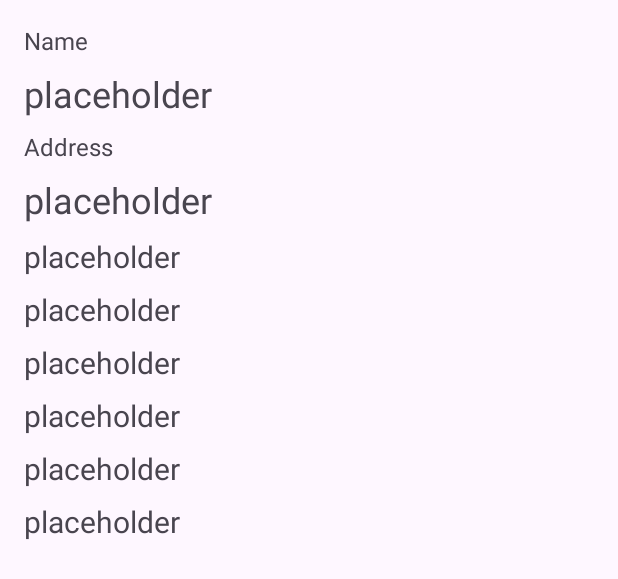
After one commit to PrestonDuChunMan/CSCI3310_pj, an Android app: the layout activity_court_detail.xml on its own in the app's theme, with its tools: preview values and no code run, on a phone screen of 412 x 824 dp. The commit adds this screen. Shown: the top 579 px of the screen. Run offline under Robolectric (Android 15) with nearby library versions, the phone set to English and light mode, and no system bars.

Commit message:
court details

```diff
--- a/app/src/main/AndroidManifest.xml
+++ b/app/src/main/AndroidManifest.xml
@@ -23,6 +23,9 @@
             android:name=".CourtFinderActivity"
             android:exported="true" />
         <activity
+            android:name=".CourtDetailActivity"
+            android:exported="false" />
+        <activity
             android:name=".PlayerStatisticsActivity"
             android:exported="false" />
         <activity
--- /dev/null
+++ b/app/src/main/res/layout/activity_court_detail.xml
@@ -0,0 +1,117 @@
+<?xml version="1.0" encoding="utf-8"?>
+<androidx.constraintlayout.widget.ConstraintLayout xmlns:android="http://schemas.android.com/apk/res/android"
+    android:layout_width="match_parent"
+    android:layout_height="match_parent"
+    android:padding="8dp"
+    xmlns:app="http://schemas.android.com/apk/res-auto">
+
+    <TextView
+        android:id="@+id/title_name"
+        android:layout_width="wrap_content"
+        android:layout_height="wrap_content"
+        app:layout_constraintStart_toStartOf="parent"
+        app:layout_constraintTop_toTopOf="parent"
+        android:layout_margin="8dp"
+        android:textSize="16dp"
+        android:text="@string/court_name"
+        />
+
+    <TextView
+        android:id="@+id/value_name"
+        android:layout_width="wrap_content"
+        android:layout_height="wrap_content"
+        android:layout_margin="8dp"
+        app:layout_constraintStart_toStartOf="parent"
+        app:layout_constraintTop_toBottomOf="@id/title_name"
+        android:textSize="24dp"
+        android:text="placeholder"
+        />
+
+    <TextView
+        android:id="@+id/title_address"
+        android:layout_width="wrap_content"
+        android:layout_height="wrap_content"
+        app:layout_constraintStart_toStartOf="parent"
+        app:layout_constraintTop_toBottomOf="@id/value_name"
+        android:layout_margin="8dp"
+        android:textSize="16dp"
+        android:text="@string/court_address"
+        />
+
+    <TextView
+        android:id="@+id/value_address"
+        android:layout_width="wrap_content"
+        android:layout_height="wrap_content"
+        android:layout_margin="8dp"
+        app:layout_constraintStart_toStartOf="parent"
+        app:layout_constraintTop_toBottomOf="@id/title_address"
+        android:textSize="24dp"
+        android:text="placeholder"
+        />
+
+    <TextView
+        android:id="@+id/value_nsearch1"
+        android:layout_width="wrap_content"
+        android:layout_height="wrap_content"
+        android:layout_margin="8dp"
+        app:layout_constraintStart_toStartOf="parent"
+        app:layout_constraintTop_toBottomOf="@id/value_address"
+        android:textSize="20dp"
+        android:text="placeholder"
+        />
+
+    <TextView
+        android:id="@+id/value_nsearch2"
+        android:layout_width="wrap_content"
+        android:layout_height="wrap_content"
+        android:layout_margin="8dp"
+        app:layout_constraintStart_toStartOf="parent"
+        app:layout_constraintTop_toBottomOf="@id/value_nsearch1"
+        android:textSize="20dp"
+        android:text="placeholder"
+        />
+
+    <TextView
+        android:id="@+id/value_nsearch3"
+        android:layout_width="wrap_content"
+        android:layout_height="wrap_content"
+        android:layout_margin="8dp"
+        app:layout_constraintStart_toStartOf="parent"
+        app:layout_constraintTop_toBottomOf="@id/value_nsearch2"
+        android:textSize="20dp"
+        android:text="placeholder"
+        />
+
+    <TextView
+        android:id="@+id/value_nsearch4"
+        android:layout_width="wrap_content"
+        android:layout_height="wrap_content"
+        android:layout_margin="8dp"
+        app:layout_constraintStart_toStartOf="parent"
+        app:layout_constraintTop_toBottomOf="@id/value_nsearch3"
+        android:textSize="20dp"
+        android:text="placeholder"
+        />
+
+    <TextView
+        android:id="@+id/value_nsearch5"
+        android:layout_width="wrap_content"
+        android:layout_height="wrap_content"
+        android:layout_margin="8dp"
+        app:layout_constraintStart_toStartOf="parent"
+        app:layout_constraintTop_toBottomOf="@id/value_nsearch4"
+        android:textSize="20dp"
+        android:text="placeholder"
+        />
+
+    <TextView
+        android:id="@+id/value_nsearch6"
+        android:layout_width="wrap_content"
+        android:layout_height="wrap_content"
+        android:layout_margin="8dp"
+        app:layout_constraintStart_toStartOf="parent"
+        app:layout_constraintTop_toBottomOf="@id/value_nsearch5"
+        android:textSize="20dp"
+        android:text="placeholder"
+        />
+</androidx.constraintlayout.widget.ConstraintLayout>
--- a/app/src/main/res/values/strings.xml
+++ b/app/src/main/res/values/strings.xml
@@ -3,4 +3,7 @@
 
     <string name="gps_fixed">Following GPS</string>
     <string name="gps_not_fixed">Stopped Following GPS</string>
+
+    <string name="court_name">Name</string>
+    <string name="court_address">Address</string>
 </resources>
```
Also changed, not shown: app/src/main/java/edu/cuhk/csci3310/basketball_app/CourtDetailActivity.java (added, +44 -0 lines), app/src/main/java/edu/cuhk/csci3310/basketball_app/CourtFinderActivity.java (+14 -1 lines), app/src/main/java/edu/cuhk/csci3310/basketball_app/models/Feature.java (+7 -1 lines), app/src/main/java/edu/cuhk/csci3310/basketball_app/models/Properties.java (added, +39 -0 lines).
